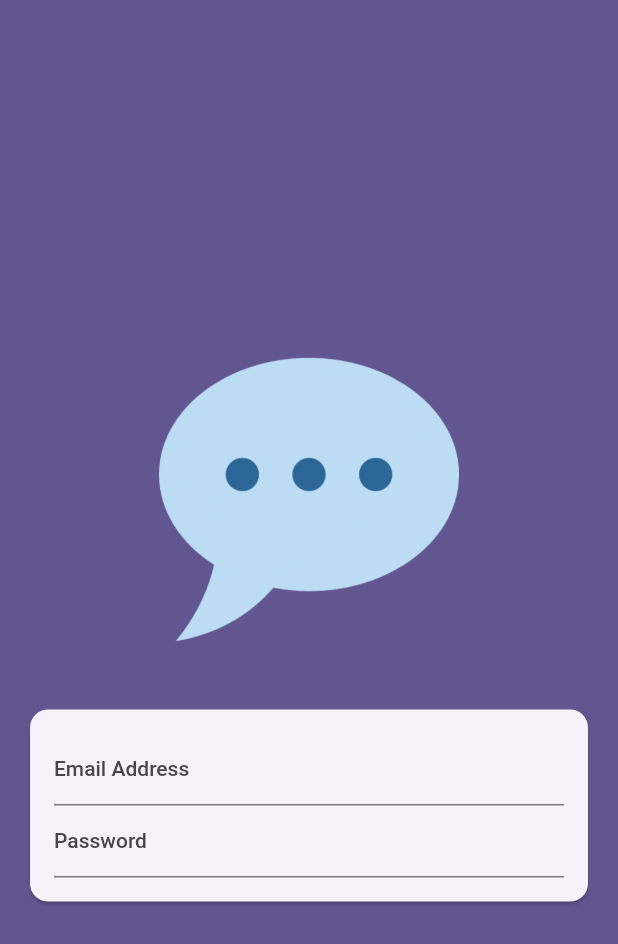
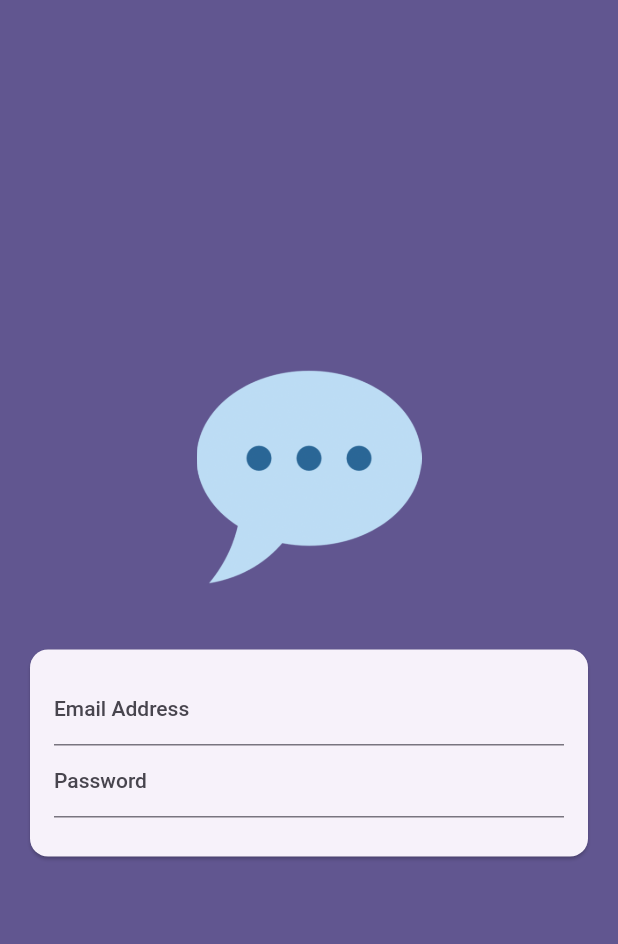
Before and after one commit to RishavGupta1C/chat_app, a Flutter app: the screen it shows after launch, on a phone screen of 412 x 824 dp. Shown: the top 944 px of the screen. Run offline on Flutter 3.47's test engine with Material 2 defaults, Android fonts, the phone set to English and light mode, and no system bars.

Commit message:
second commit Authentication Screen Added

```diff
--- a/lib/screens/auth.dart
+++ b/lib/screens/auth.dart
@@ -17,16 +17,16 @@ class _AuthScreenState extends State<AuthScreen> {
       body: Center(
         child: SingleChildScrollView(
           child: Column(
-            mainAxisAlignment: MainAxisAlignment.center,
+            // mainAxisAlignment: MainAxisAlignment.center,
             children: [
               Container(
                 margin: const EdgeInsets.only(
                   left: 20,
-                  top: 30,
+                  top: 10,
                   right: 20,
                   bottom: 20,
                 ),
-                width: 200,
+                width: 150,
                 child: Image.asset('assets/images/chat.png'),
               ),
               Card(
@@ -34,10 +34,10 @@ class _AuthScreenState extends State<AuthScreen> {
                 child: Padding(
                   padding: const EdgeInsets.all(16.0),
                   child: SingleChildScrollView(
-                    child: Form(
+                    // child: Form(
                     child: Column(
                       // This column will take as much space as needed by the content
-                        mainAxisSize: MainAxisSize.min,
+                      // mainAxisSize: MainAxisSize.min,
                       children: [
                         TextFormField(
                           decoration: const InputDecoration(
@@ -54,12 +54,14 @@ class _AuthScreenState extends State<AuthScreen> {
                           obscureText: true,
                           obscuringCharacter: '*',
                         ),
+                        const SizedBox(height: 10),
+                        // ElevatedButton(onPressed: (){}, child: ),
                       ],
                     ),
                   ),
                 ),
               ),
-              ),
+              // ),
             ],
           ),
         ),
```
Lines whose indentation alone changed are shown as unchanged.
